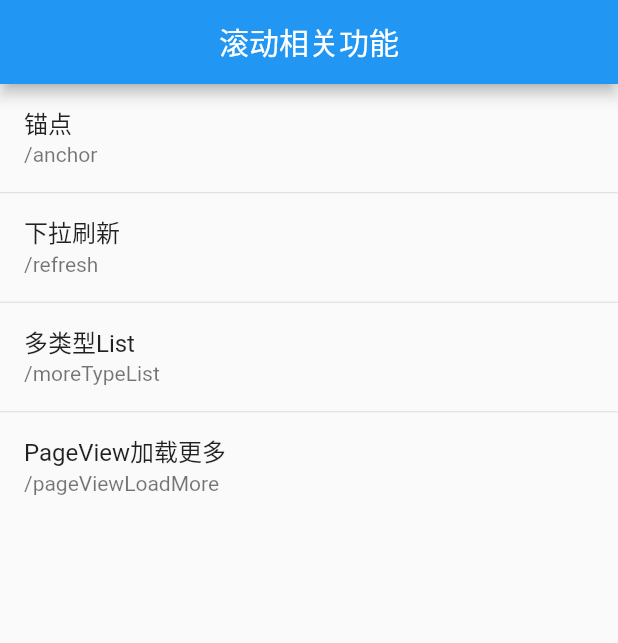
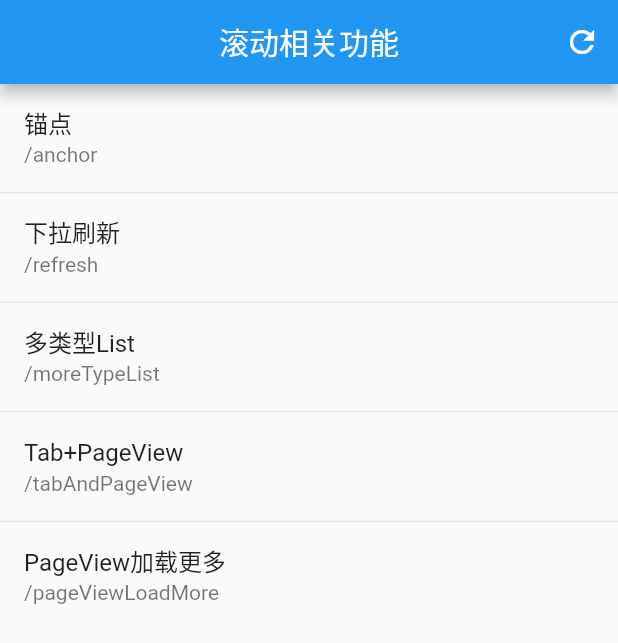
Before and after one commit to hello-coder-xu/flutter_scroll, a Flutter app: the screen it shows after launch, on a phone screen of 412 x 824 dp. Shown: the top 643 px of the screen. Run offline on Flutter 3.47's test engine with Material 2 defaults, Android fonts, the phone set to English and light mode, and no system bars; our stand-ins replace flutter_screenutil, get.

Commit message:
新增部分页面

```diff
--- a/lib/page/home/logic.dart
+++ b/lib/page/home/logic.dart
@@ -21,7 +21,9 @@ class HomeLogic extends GetxController {
       ..add(HomeModel(name: '锚点', path: AppPaths.anchor))
       ..add(HomeModel(name: '下拉刷新', path: AppPaths.refresh))
       ..add(HomeModel(name: '多类型List', path: AppPaths.moreTypeList))
+      ..add(HomeModel(name: 'Tab+PageView', path: AppPaths.tabAndPageView))
       ..add(HomeModel(name: 'PageView加载更多', path: AppPaths.pageViewLoadMore));
+    update();
   }
 
   ///item 点击
--- a/lib/page/home/view.dart
+++ b/lib/page/home/view.dart
@@ -17,6 +17,12 @@ class HomePage extends StatelessWidget {
       appBar: AppBar(
         title: const Text('滚动相关功能'),
         centerTitle: true,
+        actions: [
+          IconButton(
+            onPressed: logic.updateList,
+            icon: const Icon(Icons.refresh),
+          ),
+        ],
       ),
       body: GetBuilder<HomeLogic>(
         assignId: true,
```
